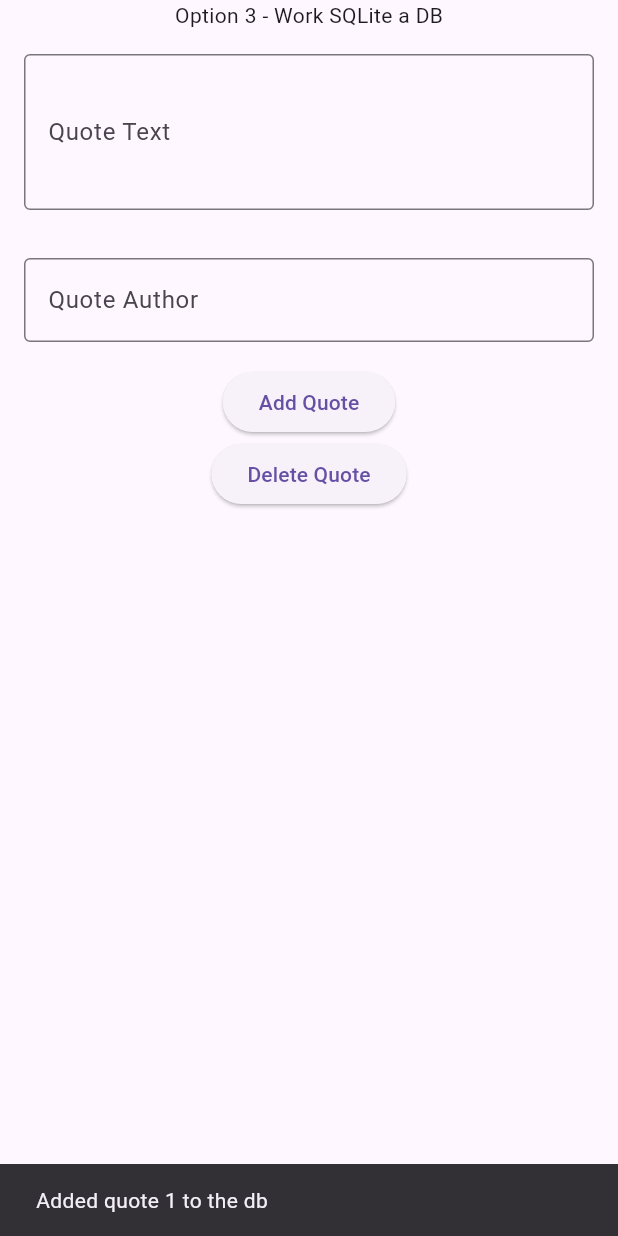
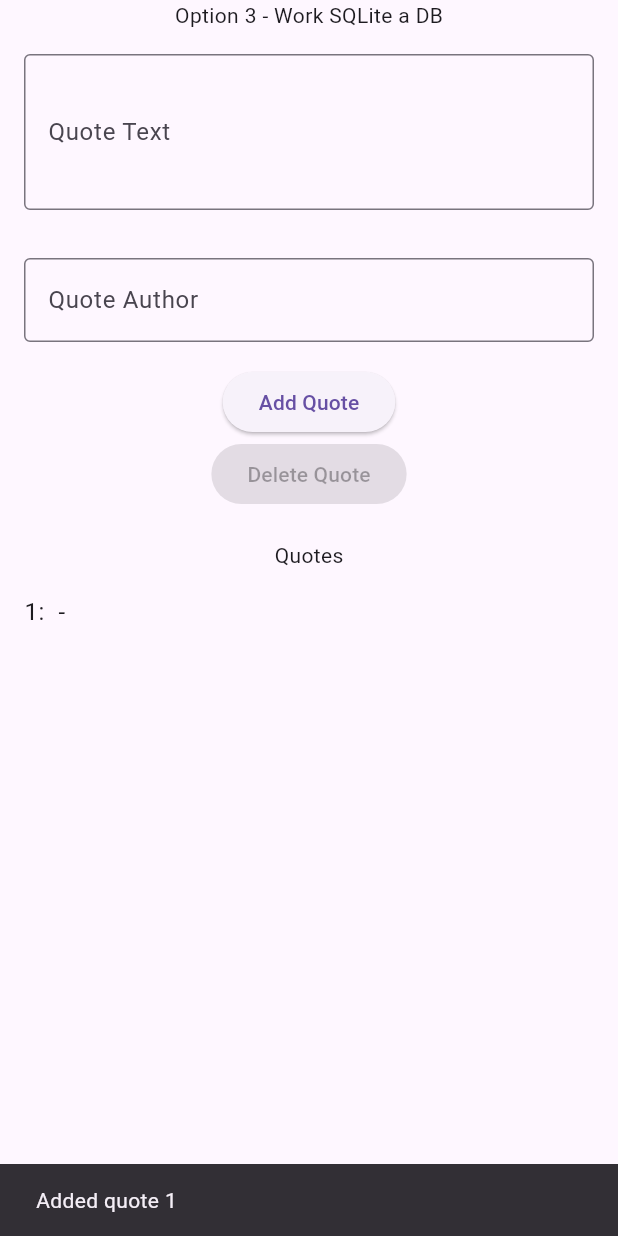
Before and after one commit to DMIT-2504/dmit2504-1233-workbook-nathanhumphrey, a Flutter app: the Option3Page screen opened directly, after a tap on "Add Quote", on a phone screen of 412 x 824 dp. Run offline on Flutter 3.47's test engine with Material 3 defaults, Android fonts, the light colour scheme and no system bars; our stand-ins replace shared_preferences, sqflite; accounts and stored records are empty.

Commit message:
Complete local persistance

```diff
--- a/week_05_nested_navigation/lib/pages/settings/option3_page.dart
+++ b/week_05_nested_navigation/lib/pages/settings/option3_page.dart
@@ -81,6 +81,8 @@ class _Option3PageState extends State<Option3Page> {
 
                 // Add/edit the quote to/in the db
                 try {
+                  if (_quote == null) {
+                    // Add quote
                     q = Quote(
                         author: _authorController.text,
                         text: _textController.text);
@@ -94,10 +96,30 @@ class _Option3PageState extends State<Option3Page> {
                       _textController.text = '';
                       _authorController.text = '';
                     });
+
+                    success = 'Added quote $id';
+                  } else {
+                    // Edit a quote
+                    q = _quote!;
+
+                    q.author = _authorController.text;
+                    q.text = _textController.text;
+
+                    await QuoteManager.instance.updateQuote(q);
+
+                    setState(() {
+                      _quote = null;
+                      _authorController.text = '';
+                      _textController.text = '';
+                    });
+
+                    success = 'Updated quote ${q.id}';
+                  }
+
                   if (context.mounted) {
                     ScaffoldMessenger.of(context).showSnackBar(
                       SnackBar(
-                        content: Text('Added quote $id to the db'),
+                        content: Text(success),
                       ),
                     );
                   }
@@ -111,19 +133,51 @@ class _Option3PageState extends State<Option3Page> {
                   }
                 }
               },
-              child: const Text('Add Quote'),
+              child: Text('${_quote == null ? 'Add' : 'Edit'} Quote'),
             ),
             ElevatedButton(
-              onPressed: () async {
+              onPressed: _quote != null
+                  ? () async {
                       // TODO: implement the delete for a quote
                       if (context.mounted) {
-                  ScaffoldMessenger.of(context).showSnackBar(const SnackBar(
+                        ScaffoldMessenger.of(context)
+                            .showSnackBar(const SnackBar(
                           content: Text('Quote Deleted'),
                         ));
                       }
-              },
+                    }
+                  : null,
               child: const Text('Delete Quote'),
             ),
+            const SizedBox(
+              height: 20.0,
+            ),
+            _quotes.isEmpty
+                ? const Text('No quotes to display')
+                : Expanded(
+                    child: Column(
+                    children: [
+                      const Text('Quotes'),
+                      Expanded(
+                        child: ListView.builder(
+                            itemCount: _quotes.length,
+                            itemBuilder: (BuildContext context, int index) {
+                              final quote = _quotes[index];
+
+                              return ListTile(
+                                title: Text(quote.toString()),
+                                onTap: () {
+                                  setState(() {
+                                    _quote = quote;
+                                    _authorController.text = quote.author;
+                                    _textController.text = quote.text;
+                                  });
+                                },
+                              );
+                            }),
+                      ),
+                    ],
+                  )),
           ],
         ),
       ),
```
Also changed, not shown: week_05_nested_navigation/lib/pages/settings/quote_manager.dart (+12 -1 lines). Lines whose indentation alone changed are shown as unchanged.
